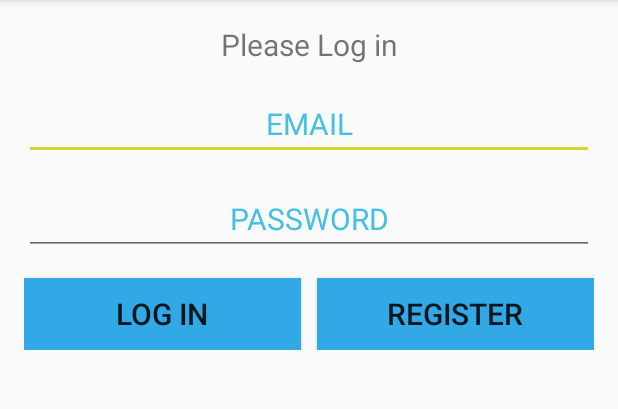
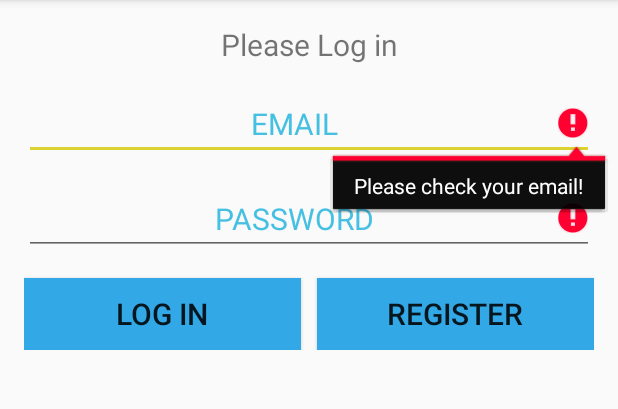
Before and after one commit to igachmov/myMag, an Android app: the screen it shows after launch (LoginActivity), after a tap on "LOG IN", on a phone screen of 412 x 824 dp, the part 84-493 px from its top. Run offline under Robolectric (Android 15) with nearby library versions, the phone set to English and light mode, and no system bars.

```diff
--- a/app/src/main/java/com/mymag/mymag/model/activities/LoginActivity.java
+++ b/app/src/main/java/com/mymag/mymag/model/activities/LoginActivity.java
@@ -4,6 +4,7 @@ import android.content.Intent;
 import android.database.Cursor;
 import android.support.v7.app.AppCompatActivity;
 import android.os.Bundle;
+import android.util.Log;
 import android.view.View;
 import android.widget.Button;
 import android.widget.EditText;
@@ -50,14 +51,16 @@ public class LoginActivity extends AppCompatActivity {
         logIn.setOnClickListener(new View.OnClickListener() {
             @Override
             public void onClick(View v) {
-                if (!email.getText().toString().isEmpty()&& !password.getText().toString().isEmpty()){
+
+                if (!email.getText().toString().trim().isEmpty()&& !password.getText().toString().trim().isEmpty()&&
+                        email.getText().toString().trim().matches(getString(R.string.Regex))&& password.getText().toString().trim().length()>=4){
                     DBWorker dbWorker = new DBWorker(getApplicationContext());
                     Cursor c = dbWorker.getValues();
                     if (c.moveToFirst()){
                         boolean isRegistry=false;
                         do {
-                            if (c.getString(c.getColumnIndex("email")).equals(email.getText().toString()) &&
-                                    c.getString(c.getColumnIndex("password")).equals(password.getText().toString())) {
+                            if (c.getString(c.getColumnIndex("email")).equals(email.getText().toString().trim()) &&
+                                    c.getString(c.getColumnIndex("password")).equals(password.getText().toString().trim())) {
                                 id = c.getInt(c.getColumnIndex("_id"));
                                 Toast.makeText(LoginActivity.this, "LOG IN SUCCESS", Toast.LENGTH_SHORT).show();
                                 startActivity(homeActivity);
@@ -69,15 +72,27 @@ public class LoginActivity extends AppCompatActivity {
                         }while (c.moveToNext());
 
                         if (!isRegistry){
-                            Toast.makeText(LoginActivity.this, "LOG IN IS NOT SUCCESS\n PLEASE REGISTERY" +
-                                    " FIRST", Toast.LENGTH_SHORT).show();
+                            Toast.makeText(LoginActivity.this, "LOG IN IS NOT SUCCESS\n PLEASE  REGISTERY"
+                                    , Toast.LENGTH_SHORT).show();
                         }
 
                     }
 
                 }
                 else{
-                    Toast.makeText(LoginActivity.this, "PLEASE CHECK YOUR DATA AGAIN!", Toast.LENGTH_SHORT).show();
+                    if (email.getText().toString().trim().isEmpty()){
+                        email.setError("Please enter your email!");
+                    }
+                    if (!email.getText().toString().trim().matches(getString(R.string.Regex))) {
+                        email.setError("Please check your email!");
+                    }
+                    if (password.getText().toString().trim().isEmpty()){
+                        password.setError("Please enter your password!");
+                    }
+                    if (password.getText().toString().length()<4 ){
+                        password.setError("Minimum 4 characters!");
+                    }
+
                 }
             }
         });
--- a/app/src/main/res/layout/activity_log_in.xml
+++ b/app/src/main/res/layout/activity_log_in.xml
@@ -34,7 +34,9 @@
         android:layout_marginTop="15dp"
         android:layout_width="match_parent"
         android:layout_height="wrap_content"
+        android:inputType="textPassword"
         android:hint="PASSWORD"
+
         android:textColorHint="#46c0e2"
         android:textAlignment="center"
         android:textSize="20sp"
--- a/app/src/main/res/layout/activity_register.xml
+++ b/app/src/main/res/layout/activity_register.xml
@@ -32,7 +32,7 @@
            android:id="@+id/password"
            android:layout_width="match_parent"
            android:layout_height="wrap_content"
-           android:hint="PASSWORD"
+           android:hint="PASSWORD(min 4 characters)"
            android:layout_marginTop="15dp"
            android:inputType="textPassword"
            android:textAlignment="center"
--- a/app/src/main/res/values/strings.xml
+++ b/app/src/main/res/values/strings.xml
@@ -1,4 +1,4 @@
 <resources>
     <string name="app_name">myMag</string>
-    <string name="Regex">^[a-z0-9._]+@[a-z0-9]+.[a-z]{2,4}$</string>
+    <string name="Regex">^[a-z0-9._]+@[a-z0-9]+.[a-z]{2}$</string>
 </resources>
```
Also changed, not shown: app/src/main/java/com/mymag/mymag/model/activities/RegisterActivity.java (+60 -12 lines).
